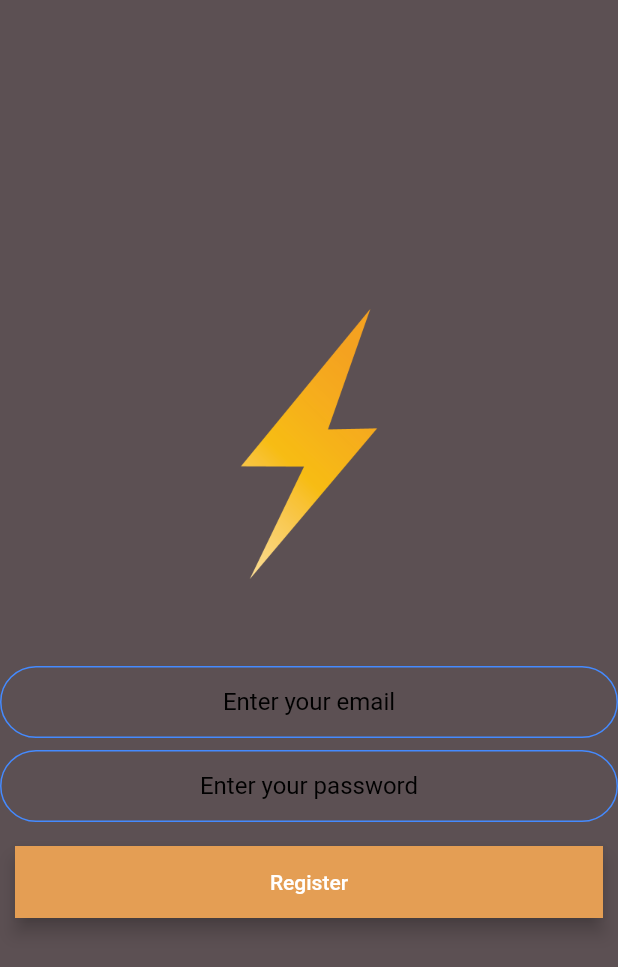
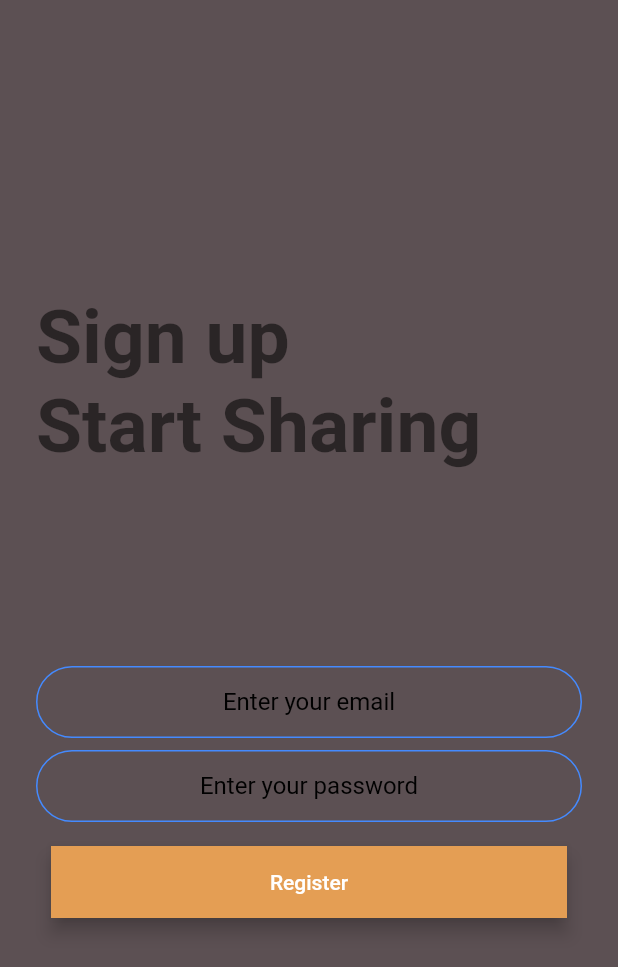
Before and after one commit to Kunal4now/Fire-Chat, a Flutter app: the RegistrationScreen screen opened by its route, on a phone screen of 412 x 824 dp. Shown: the top 967 px of the screen. Run offline on Flutter 3.47's test engine with Material 2 defaults, Android fonts, the phone set to English and light mode, and no system bars; our stand-ins replace cloud_firestore, firebase_auth, firebase_core, modal_progress_hud; accounts and stored records are empty.

Commit message:
added tag lines

```diff
--- a/lib/screens/registration_screen.dart
+++ b/lib/screens/registration_screen.dart
@@ -22,16 +22,33 @@ class _RegistrationScreenState extends State<RegistrationScreen> {
       inAsyncCall: showSpinner,
       child: Scaffold(
         // backgroundColor: Colors.white,
-        body: Column(
+        body: Padding(
+          padding: EdgeInsets.symmetric(horizontal: 24.0),
+          child: Column(
             mainAxisAlignment: MainAxisAlignment.center,
             crossAxisAlignment: CrossAxisAlignment.stretch,
             children: [
               Flexible(
-              child: Hero(
-                tag: 'logo',
                 child: Container(
                   height: 200.0,
-                  child: Image.asset('images/logo.png'),
+                  child: Column(
+                    crossAxisAlignment: CrossAxisAlignment.start,
+                    children: [
+                      Text(
+                        'Sign up',
+                        style: TextStyle(
+                          fontSize: 50.0,
+                          fontWeight: FontWeight.bold,
+                        ),
+                      ),
+                      Text(
+                        'Start Sharing',
+                        style: TextStyle(
+                          fontSize: 50.0,
+                          fontWeight: FontWeight.bold,
+                        ),
+                      ),
+                    ],
                   ),
                 ),
               ),
@@ -59,11 +76,13 @@ class _RegistrationScreenState extends State<RegistrationScreen> {
                     borderRadius: BorderRadius.all(Radius.circular(32.0)),
                   ),
                   enabledBorder: OutlineInputBorder(
-                  borderSide: BorderSide(color: Colors.blueAccent, width: 1.0),
+                    borderSide:
+                        BorderSide(color: Colors.blueAccent, width: 1.0),
                     borderRadius: BorderRadius.all(Radius.circular(32.0)),
                   ),
                   focusedBorder: OutlineInputBorder(
-                  borderSide: BorderSide(color: Colors.blueAccent, width: 2.0),
+                    borderSide:
+                        BorderSide(color: Colors.blueAccent, width: 2.0),
                     borderRadius: BorderRadius.all(Radius.circular(32.0)),
                   ),
                 ),
@@ -92,11 +111,13 @@ class _RegistrationScreenState extends State<RegistrationScreen> {
                     borderRadius: BorderRadius.all(Radius.circular(32.0)),
                   ),
                   enabledBorder: OutlineInputBorder(
-                  borderSide: BorderSide(color: Colors.blueAccent, width: 1.0),
+                    borderSide:
+                        BorderSide(color: Colors.blueAccent, width: 1.0),
                     borderRadius: BorderRadius.all(Radius.circular(32.0)),
                   ),
                   focusedBorder: OutlineInputBorder(
-                  borderSide: BorderSide(color: Colors.blueAccent, width: 2.0),
+                    borderSide:
+                        BorderSide(color: Colors.blueAccent, width: 2.0),
                     borderRadius: BorderRadius.all(Radius.circular(32.0)),
                   ),
                 ),
@@ -141,6 +162,7 @@ class _RegistrationScreenState extends State<RegistrationScreen> {
             ],
           ),
         ),
+      ),
     );
   }
 }
```
Also changed, not shown: lib/screens/login_screen.dart (+19 -1 lines). Lines whose indentation alone changed are shown as unchanged.
